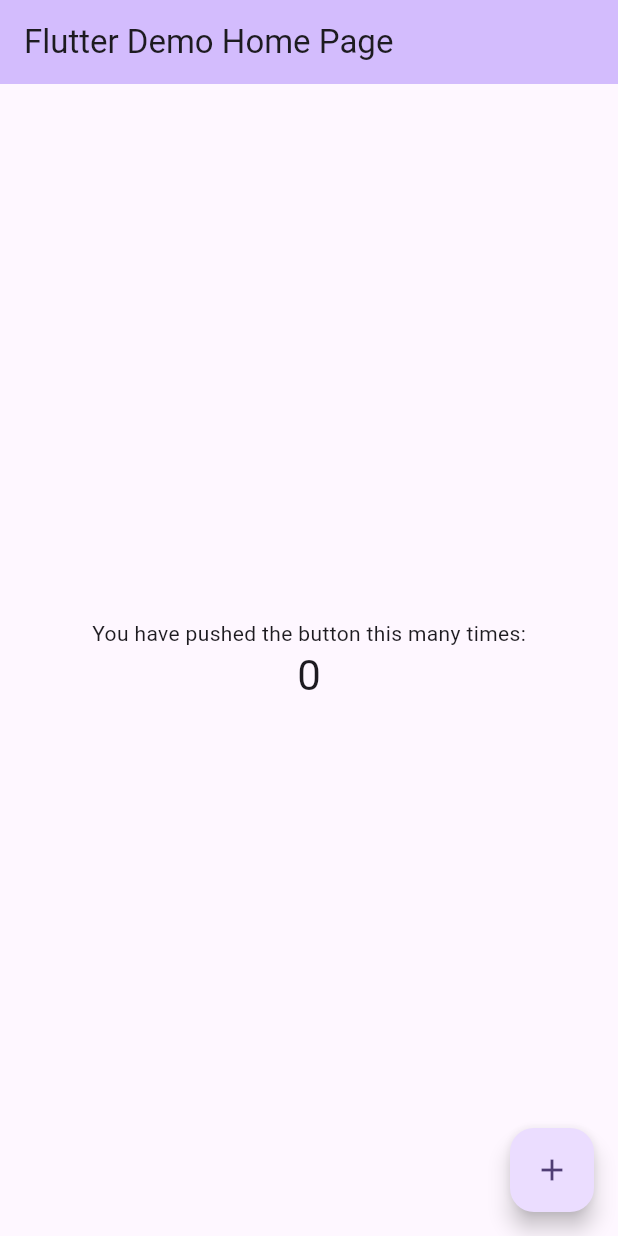
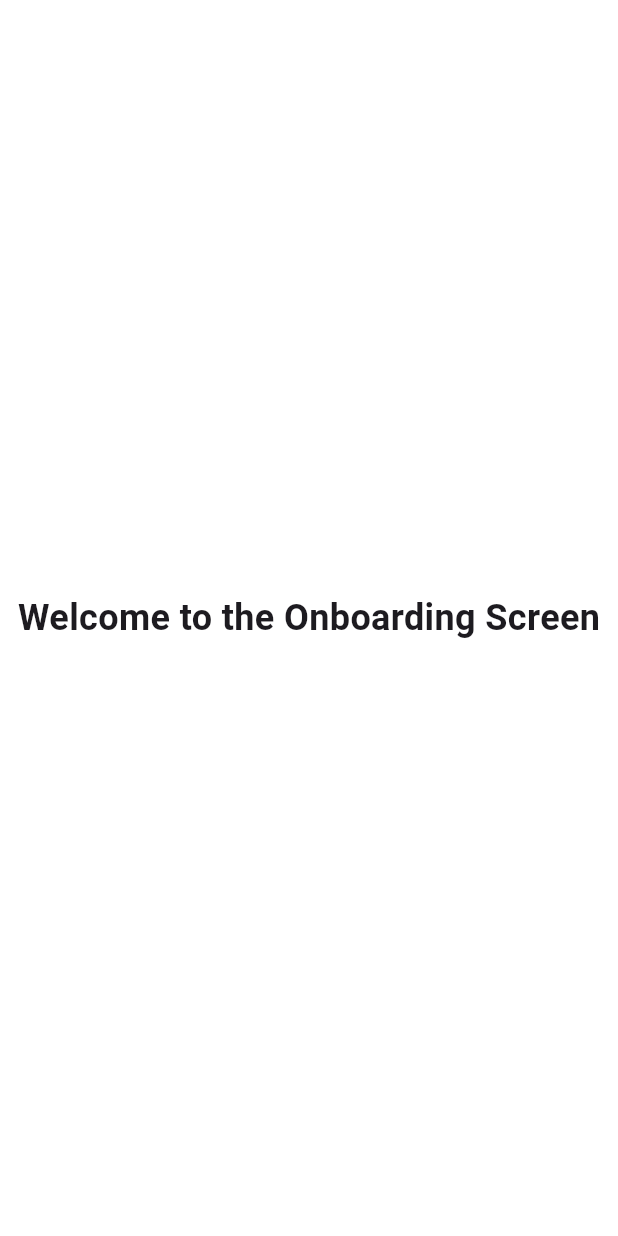
Before and after one commit to jox-6322/flutter_advanced_app, a Flutter app: the screen it shows after launch, on a phone screen of 412 x 824 dp. Run offline on Flutter 3.47's test engine with Material 3 defaults, Android fonts, the light colour scheme and no system bars; our stand-ins replace flutter_screenutil, flutter_svg.

Commit message:
first onboard

```diff
--- /dev/null
+++ b/lib/core/routing/app_router.dart
@@ -0,0 +1,24 @@
+import 'package:flutter/material.dart';
+import 'package:flutter_complete_app/core/routing/routes.dart';
+import 'package:flutter_complete_app/features/login/ui/screens/login_screen.dart';
+import 'package:flutter_complete_app/features/onboarding/onboarding_screen.dart';
+import 'package:flutter_complete_app/features/signup/ui/screens/signup_screen.dart';
+
+class AppRouter {
+  Route generateRoute(RouteSettings settings) {
+    switch (settings.name) {
+      case Routes.onBoardingScreen:
+        return MaterialPageRoute(builder: (_) => OnboardingScreen());
+      case Routes.loginScreen:
+        return MaterialPageRoute(builder: (_) => LoginScreen());
+      case Routes.signUpScreen:
+        return MaterialPageRoute(builder: (_) => SignupScreen());
+      default:
+        return MaterialPageRoute(
+          builder: (_) => Scaffold(
+            body: Center(child: Text('No route defined for ${settings.name}')),
+          ),
+        );
+    }
+  }
+}
--- /dev/null
+++ b/lib/core/routing/routes.dart
@@ -0,0 +1,5 @@
+class Routes {
+  static const String onBoardingScreen = '/onBoardingScreen';
+  static const String loginScreen = '/loginScreen';
+  static const String signUpScreen = '/signUpScreen';
+}
--- /dev/null
+++ b/lib/core/theming/colors.dart
@@ -0,0 +1,9 @@
+import 'dart:ui';
+
+import 'package:flutter/material.dart';
+
+class ColorsManager {
+  static const Color mainBlue = Color(0xFF247CFF);
+  static const Color gray = Color(0xFF757575);
+  static const Color scaffoldBackground = Colors.white;
+}
--- /dev/null
+++ b/lib/doc_app.dart
@@ -0,0 +1,29 @@
+import 'package:flutter/material.dart';
+import 'package:flutter_complete_app/core/routing/app_router.dart';
+import 'package:flutter_complete_app/core/routing/routes.dart';
+import 'package:flutter_complete_app/core/theming/colors.dart';
+import 'package:flutter_screenutil/flutter_screenutil.dart';
+import 'package:flutter_svg/flutter_svg.dart';
+
+class DocApp extends StatelessWidget {
+  final AppRouter appRouter = AppRouter();
+  DocApp({super.key, required AppRouter appRouter});
+
+  @override
+  Widget build(BuildContext context) {
+    return ScreenUtilInit(
+      designSize: const Size(375, 812),
+      minTextAdapt: true,
+      child: MaterialApp(
+        title: "Doc App",
+        theme: ThemeData(
+          primaryColor: ColorsManager.mainBlue,
+          scaffoldBackgroundColor: ColorsManager.scaffoldBackground,
+        ),
+        debugShowCheckedModeBanner: false,
+        initialRoute: Routes.onBoardingScreen,
+        onGenerateRoute: appRouter.generateRoute,
+      ),
+    );
+  }
+}
--- /dev/null
+++ b/lib/features/login/ui/screens/login_screen.dart
@@ -0,0 +1,17 @@
+import 'package:flutter/material.dart';
+
+class LoginScreen extends StatelessWidget {
+  const LoginScreen({super.key});
+
+  @override
+  Widget build(BuildContext context) {
+    return Scaffold(
+      body: Center(
+        child: Text(
+          'Welcome to the Login Screen',
+          style: TextStyle(fontSize: 24, fontWeight: FontWeight.bold),
+        ),
+      ),
+    );
+  }
+}
--- /dev/null
+++ b/lib/features/onboarding/onboarding_screen.dart
@@ -0,0 +1,17 @@
+import 'package:flutter/material.dart';
+
+class OnboardingScreen extends StatelessWidget {
+  const OnboardingScreen({super.key});
+
+  @override
+  Widget build(BuildContext context) {
+    return Scaffold(
+      body: Center(
+        child: Text(
+          'Welcome to the Onboarding Screen',
+          style: TextStyle(fontSize: 24, fontWeight: FontWeight.bold),
+        ),
+      ),
+    );
+  }
+}
--- /dev/null
+++ b/lib/features/signup/ui/screens/signup_screen.dart
@@ -0,0 +1,17 @@
+import 'package:flutter/material.dart';
+
+class SignupScreen extends StatelessWidget {
+  const SignupScreen({super.key});
+
+  @override
+  Widget build(BuildContext context) {
+    return Scaffold(
+      body: Center(
+        child: Text(
+          'Welcome to the Signup Screen',
+          style: TextStyle(fontSize: 24, fontWeight: FontWeight.bold),
+        ),
+      ),
+    );
+  }
+}
--- a/lib/main.dart
+++ b/lib/main.dart
@@ -1,124 +1,7 @@
 import 'package:flutter/material.dart';
+import 'package:flutter_complete_app/core/routing/app_router.dart';
+import 'package:flutter_complete_app/doc_app.dart';
 
 void main() {
-  runApp(const MyApp());
+  runApp(DocApp(appRouter: AppRouter()));
 }
-
-class MyApp extends StatelessWidget {
-  const MyApp({super.key});
-
-  // This widget is the root of your application.
-
-  @override
-  Widget build(BuildContext context) {
-    return MaterialApp(
-      debugShowCheckedModeBanner: false,
-      title: 'Flutter Advanced Demo',
-      theme: ThemeData(
-        // This is the theme of your application.
-        //
-        // TRY THIS: Try running your application with "flutter run". You'll see
-        // the application has a purple toolbar. Then, without quitting the app,
-        // try changing the seedColor in the colorScheme below to Colors.green
-        // and then invoke "hot reload" (save your changes or press the "hot
-        // reload" button in a Flutter-supported IDE, or press "r" if you used
-        // the command line to start the app).
-        //
-        // Notice that the counter didn't reset back to zero; the application
-        // state is not lost during the reload. To reset the state, use hot
-        // restart instead.
-        //
-        // This works for code too, not just values: Most code changes can be
-        // tested with just a hot reload.
-        colorScheme: ColorScheme.fromSeed(seedColor: Colors.deepPurple),
-      ),
-      home: const MyHomePage(title: 'Flutter Demo Home Page'),
-    );
-  }
-}
-
-class MyHomePage extends StatefulWidget {
-  const MyHomePage({super.key, required this.title});
-
-  // This widget is the home page of your application. It is stateful, meaning
-  // that it has a State object (defined below) that contains fields that affect
-  // how it looks.
-
-  // This class is the configuration for the state. It holds the values (in this
-  // case the title) provided by the parent (in this case the App widget) and
-  // used by the build method of the State. Fields in a Widget subclass are
-  // always marked "final".
-
-  final String title;
-
-  @override
-  State<MyHomePage> createState() => _MyHomePageState();
-}
-
-class _MyHomePageState extends State<MyHomePage> {
-  int _counter = 0;
-
-  void _incrementCounter() {
-    setState(() {
-      // This call to setState tells the Flutter framework that something has
-      // changed in this State, which causes it to rerun the build method below
-      // so that the display can reflect the updated values. If we changed
-      // _counter without calling setState(), then the build method would not be
-      // called again, and so nothing would appear to happen.
-      _counter++;
-    });
-  }
-
-  @override
-  Widget build(BuildContext context) {
-    // This method is rerun every time setState is called, for instance as done
-    // by the _incrementCounter method above.
-    //
-    // The Flutter framework has been optimized to make rerunning build methods
-    // fast, so that you can just rebuild anything that needs updating rather
-    // than having to individually change instances of widgets.
-    return Scaffold(
-      appBar: AppBar(
-        // TRY THIS: Try changing the color here to a specific color (to
-        // Colors.amber, perhaps?) and trigger a hot reload to see the AppBar
-        // change color while the other colors stay the same.
-        backgroundColor: Theme.of(context).colorScheme.inversePrimary,
-        // Here we take the value from the MyHomePage object that was created by
-        // the App.build method, and use it to set our appbar title.
-        title: Text(widget.title),
-      ),
-      body: Center(
-        // Center is a layout widget. It takes a single child and positions it
-        // in the middle of the parent.
-        child: Column(
-          // Column is also a layout widget. It takes a list of children and
-          // arranges them vertically. By default, it sizes itself to fit its
-          // children horizontally, and tries to be as tall as its parent.
-          //
-          // Column has various properties to control how it sizes itself and
-          // how it positions its children. Here we use mainAxisAlignment to
-          // center the children vertically; the main axis here is the vertical
-          // axis because Columns are vertical (the cross axis would be
-          // horizontal).
-          //
-          // TRY THIS: Invoke "debug painting" (choose the "Toggle Debug Paint"
-          // action in the IDE, or press "p" in the console), to see the
-          // wireframe for each widget.
-          mainAxisAlignment: MainAxisAlignment.center,
-          children: <Widget>[
-            const Text('You have pushed the button this many times:'),
-            Text(
-              '$_counter',
-              style: Theme.of(context).textTheme.headlineMedium,
-            ),
-          ],
-        ),
-      ),
-      floatingActionButton: FloatingActionButton(
-        onPressed: _incrementCounter,
-        tooltip: 'Increment',
-        child: const Icon(Icons.add),
-      ), // This trailing comma makes auto-formatting nicer for build methods.
-    );
-  }
-}
--- a/pubspec.yaml
+++ b/pubspec.yaml
@@ -35,6 +35,8 @@ dependencies:
     sdk: flutter
   flutter_bloc: ^9.1.1
   flutter_native_splash: ^2.4.6
+  flutter_screenutil: ^5.9.3
+  flutter_svg: ^2.2.0
   freezed: ^3.0.6
   freezed_annotation: ^3.0.0
   get_it: ^8.0.3
```
Also changed, not shown: pubspec.lock, 2 other files.
